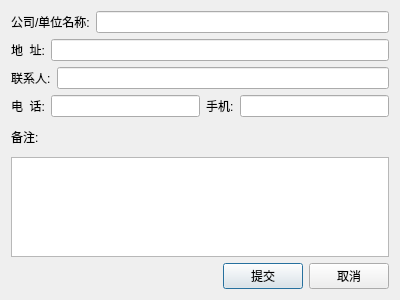
jiang520/goodstart, file python_study/src/ims/ui/DlgClientAdd.ui: the form before one commit.
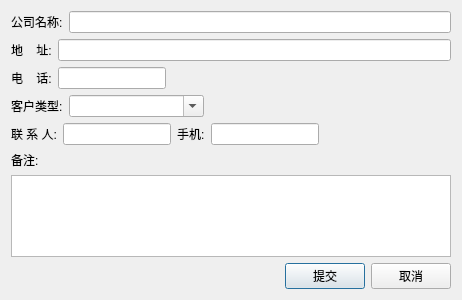
The form after the commit.

What changed in the file:
```diff
--- a/python_study/src/ims/ui/DlgClientAdd.ui
+++ b/python_study/src/ims/ui/DlgClientAdd.ui
@@ -6,7 +6,7 @@
    <rect>
     <x>0</x>
     <y>0</y>
-    <width>400</width>
+    <width>462</width>
     <height>300</height>
    </rect>
   </property>
@@ -19,7 +19,7 @@
      <item>
       <widget class="QLabel" name="label">
        <property name="text">
-        <string>公司/单位名称:</string>
+        <string>公司名称:</string>
        </property>
       </widget>
      </item>
@@ -33,7 +33,7 @@
      <item>
       <widget class="QLabel" name="label_6">
        <property name="text">
-        <string>地  址:</string>
+        <string>地    址:</string>
        </property>
       </widget>
      </item>
@@ -45,28 +45,98 @@
    <item>
     <layout class="QHBoxLayout" name="horizontalLayout_4">
      <item>
-      <widget class="QLabel" name="label_3">
-       <property name="text">
-        <string>联系人:</string>
-       </property>
-      </widget>
-     </item>
-     <item>
-      <widget class="QLineEdit" name="lineEdit_boss"/>
-     </item>
-    </layout>
-   </item>
-   <item>
-    <layout class="QHBoxLayout" name="horizontalLayout">
-     <item>
       <widget class="QLabel" name="label_2">
        <property name="text">
-        <string>电  话:</string>
+        <string>电    话:</string>
        </property>
       </widget>
      </item>
      <item>
-      <widget class="QLineEdit" name="lineEdit_phone"/>
+      <widget class="QLineEdit" name="lineEdit_phone">
+       <property name="sizePolicy">
+        <sizepolicy hsizetype="Preferred" vsizetype="Fixed">
+         <horstretch>0</horstretch>
+         <verstretch>0</verstretch>
+        </sizepolicy>
+       </property>
+      </widget>
+     </item>
+     <item>
+      <spacer name="horizontalSpacer_2">
+       <property name="orientation">
+        <enum>Qt::Horizontal</enum>
+       </property>
+       <property name="sizeHint" stdset="0">
+        <size>
+         <width>40</width>
+         <height>20</height>
+        </size>
+       </property>
+      </spacer>
+     </item>
+    </layout>
+   </item>
+   <item>
+    <layout class="QHBoxLayout" name="horizontalLayout_6">
+     <item>
+      <widget class="QLabel" name="label_7">
+       <property name="sizePolicy">
+        <sizepolicy hsizetype="Minimum" vsizetype="Preferred">
+         <horstretch>0</horstretch>
+         <verstretch>0</verstretch>
+        </sizepolicy>
+       </property>
+       <property name="text">
+        <string>客户类型:</string>
+       </property>
+      </widget>
+     </item>
+     <item>
+      <widget class="QComboBox" name="comboBox_clienttype">
+       <property name="minimumSize">
+        <size>
+         <width>135</width>
+         <height>0</height>
+        </size>
+       </property>
+       <property name="editable">
+        <bool>true</bool>
+       </property>
+      </widget>
+     </item>
+     <item>
+      <spacer name="horizontalSpacer_3">
+       <property name="orientation">
+        <enum>Qt::Horizontal</enum>
+       </property>
+       <property name="sizeHint" stdset="0">
+        <size>
+         <width>40</width>
+         <height>20</height>
+        </size>
+       </property>
+      </spacer>
+     </item>
+    </layout>
+   </item>
+   <item>
+    <layout class="QHBoxLayout" name="horizontalLayout">
+     <item>
+      <widget class="QLabel" name="label_3">
+       <property name="text">
+        <string>联 系 人:</string>
+       </property>
+      </widget>
+     </item>
+     <item>
+      <widget class="QLineEdit" name="lineEdit_boss">
+       <property name="sizePolicy">
+        <sizepolicy hsizetype="Preferred" vsizetype="Fixed">
+         <horstretch>0</horstretch>
+         <verstretch>0</verstretch>
+        </sizepolicy>
+       </property>
+      </widget>
      </item>
      <item>
       <widget class="QLabel" name="label_4">
@@ -76,7 +146,27 @@
       </widget>
      </item>
      <item>
-      <widget class="QLineEdit" name="lineEdit_mobile"/>
+      <widget class="QLineEdit" name="lineEdit_mobile">
+       <property name="sizePolicy">
+        <sizepolicy hsizetype="Preferred" vsizetype="Fixed">
+         <horstretch>0</horstretch>
+         <verstretch>0</verstretch>
+        </sizepolicy>
+       </property>
+      </widget>
+     </item>
+     <item>
+      <spacer name="horizontalSpacer_4">
+       <property name="orientation">
+        <enum>Qt::Horizontal</enum>
+       </property>
+       <property name="sizeHint" stdset="0">
+        <size>
+         <width>40</width>
+         <height>20</height>
+        </size>
+       </property>
+      </spacer>
      </item>
     </layout>
    </item>
```
